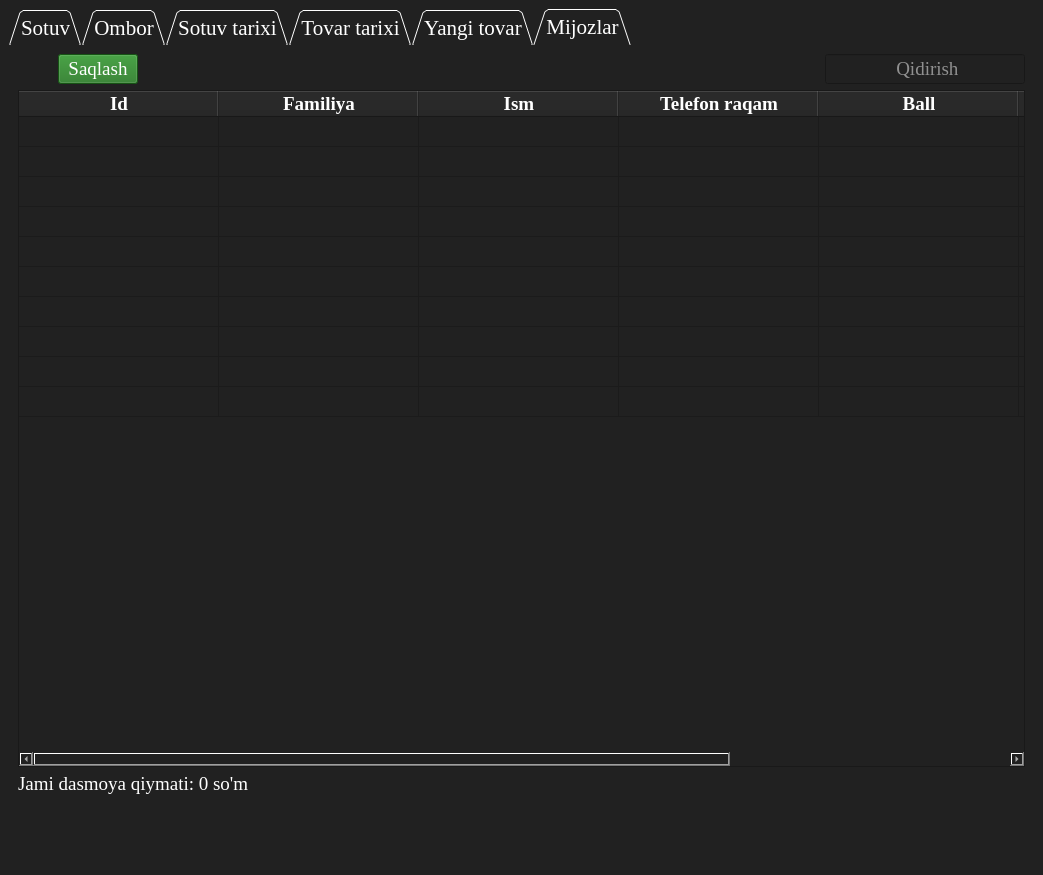
Before: the Qt Designer form ui/designer/untitled.ui in NajmiddinG/kitoblar-olami, drawn with Qt 5.
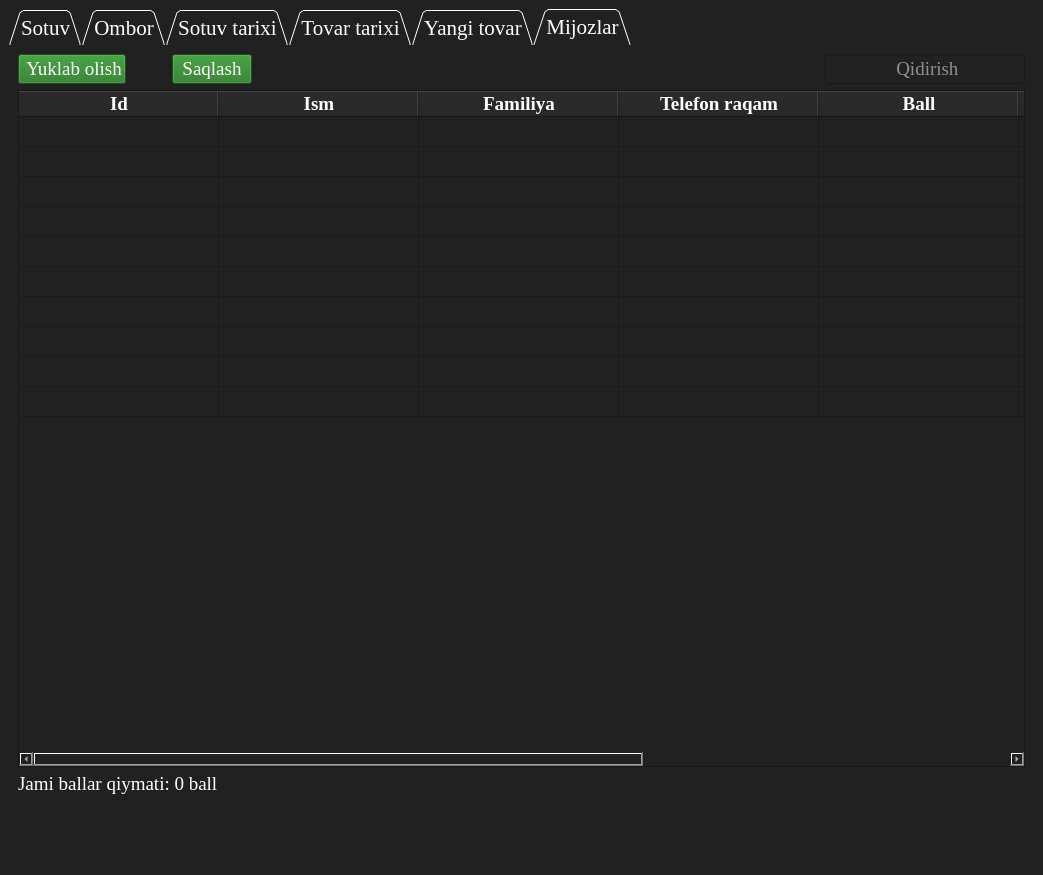
After: the same form once the commit is applied. The open tabs and pages were chosen to show the change. Icons and pictures are not drawn.

Diff of the .ui file:
```diff
--- a/ui/designer/untitled.ui
+++ b/ui/designer/untitled.ui
@@ -3113,18 +3113,6 @@
                 </font>
                </property>
               </column>
-              <column>
-               <property name="text">
-                <string>Familiya</string>
-               </property>
-               <property name="font">
-                <font>
-                 <family>Times New Roman</family>
-                 <pointsize>14</pointsize>
-                 <bold>true</bold>
-                </font>
-               </property>
-              </column>
               <column>
                <property name="text">
                 <string>Ism</string>
@@ -3137,6 +3125,18 @@
                 </font>
                </property>
               </column>
+              <column>
+               <property name="text">
+                <string>Familiya</string>
+               </property>
+               <property name="font">
+                <font>
+                 <family>Times New Roman</family>
+                 <pointsize>14</pointsize>
+                 <bold>true</bold>
+                </font>
+               </property>
+              </column>
               <column>
                <property name="text">
                 <string>Telefon raqam</string>
@@ -3161,6 +3161,18 @@
                 </font>
                </property>
               </column>
+              <column>
+               <property name="text">
+                <string>Code</string>
+               </property>
+               <property name="font">
+                <font>
+                 <family>Times New Roman</family>
+                 <pointsize>14</pointsize>
+                 <bold>true</bold>
+                </font>
+               </property>
+              </column>
               <column>
                <property name="text">
                 <string>Manzil</string>
@@ -3189,6 +3201,36 @@
             </item>
             <item row="1" column="1">
              <layout class="QHBoxLayout" name="horizontalLayout_33">
+              <item>
+               <widget class="QPushButton" name="pushButton_18">
+                <property name="font">
+                 <font>
+                  <family>Times New Roman</family>
+                  <pointsize>14</pointsize>
+                  <stylestrategy>PreferDefault</stylestrategy>
+                 </font>
+                </property>
+                <property name="autoFillBackground">
+                 <bool>false</bool>
+                </property>
+                <property name="styleSheet">
+                 <string notr="true">background-color: rgb(31, 118, 28); color: white;</string>
+                </property>
+                <property name="text">
+                 <string> Yuklab olish</string>
+                </property>
+                <property name="icon">
+                 <iconset resource="../../icons/images.qrc">
+                  <normaloff>:/image/excel.png</normaloff>:/image/excel.png</iconset>
+                </property>
+                <property name="iconSize">
+                 <size>
+                  <width>24</width>
+                  <height>24</height>
+                 </size>
+                </property>
+               </widget>
+              </item>
               <item>
                <spacer name="horizontalSpacer_57">
                 <property name="orientation">
@@ -3273,7 +3315,7 @@
              </font>
             </property>
             <property name="text">
-             <string>Jami dasmoya qiymati: 0 so'm</string>
+             <string>Jami ballar qiymati: 0 ball</string>
             </property>
            </widget>
           </item>
```
